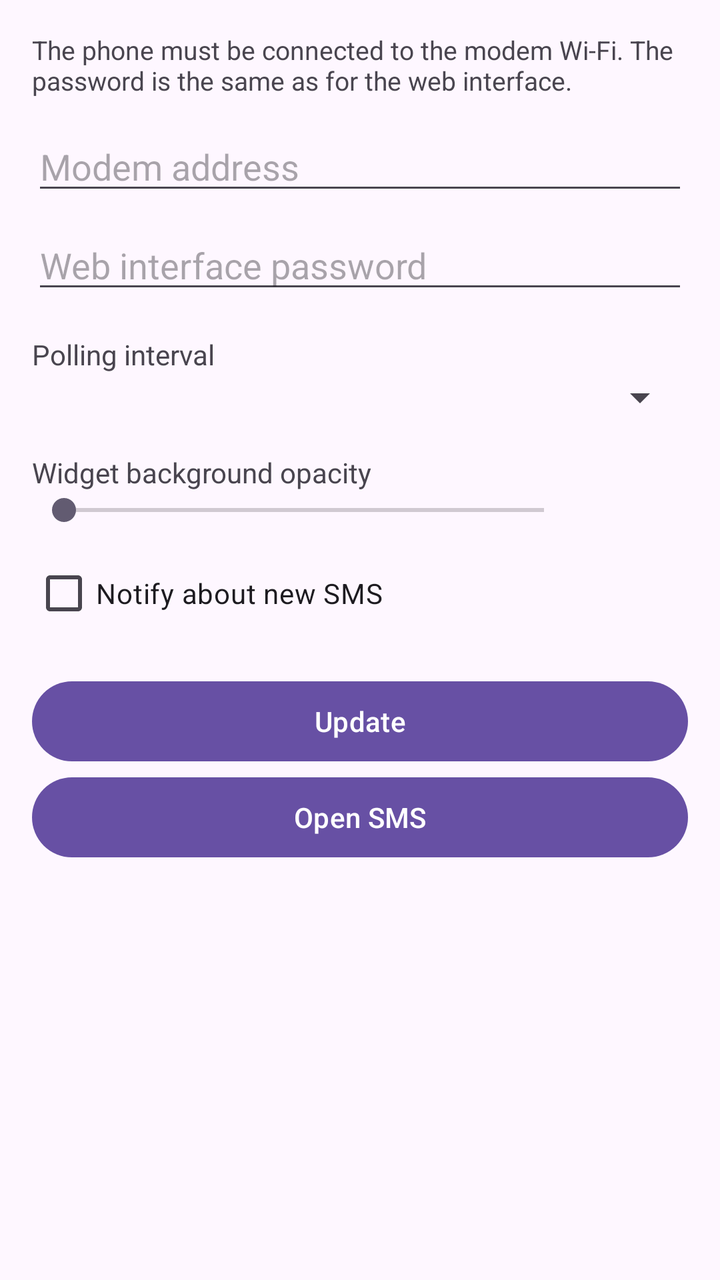
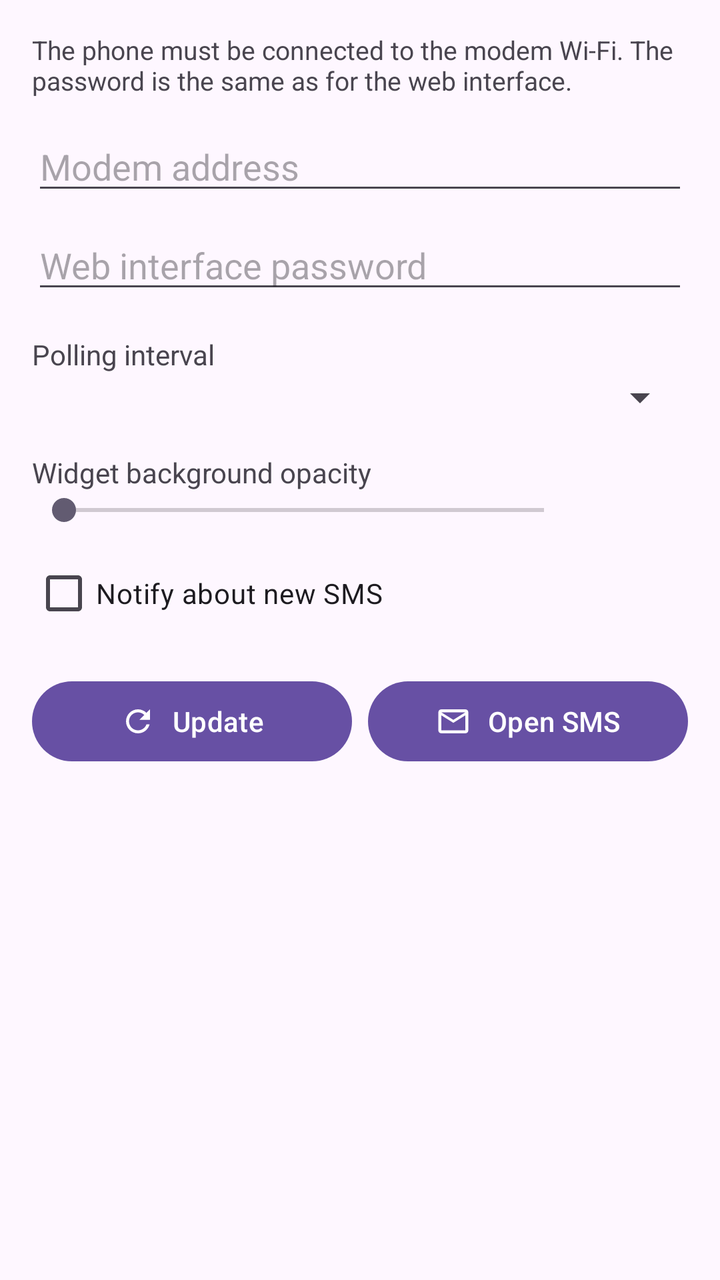

Before-and-after screenshots of an Android layout around one commit, followed by the original layout XML and the change that was made.
<!-- AndroidManifest.xml: application theme Theme.TendaMF6 -->
<!-- res/layout/activity_main.xml -->
<?xml version="1.0" encoding="utf-8"?>
<ScrollView xmlns:android="http://schemas.android.com/apk/res/android"
    android:layout_width="match_parent"
    android:layout_height="match_parent">

    <LinearLayout
        android:layout_width="match_parent"
        android:layout_height="wrap_content"
        android:orientation="vertical"
        android:padding="16dp">

        <TextView
            android:layout_width="match_parent"
            android:layout_height="wrap_content"
            android:text="@string/settings_hint"
            android:textSize="13sp" />

        <EditText
            android:id="@+id/host"
            android:layout_width="match_parent"
            android:layout_height="wrap_content"
            android:layout_marginTop="12dp"
            android:hint="@string/hint_host"
            android:importantForAutofill="no"
            android:inputType="text" />

        <EditText
            android:id="@+id/password"
            android:layout_width="match_parent"
            android:layout_height="wrap_content"
            android:layout_marginTop="8dp"
            android:hint="@string/hint_password"
            android:importantForAutofill="no"
            android:inputType="textPassword" />

        <TextView
            android:layout_width="match_parent"
            android:layout_height="wrap_content"
            android:layout_marginTop="16dp"
            android:text="@string/label_interval" />

        <Spinner
            android:id="@+id/interval"
            android:layout_width="match_parent"
            android:layout_height="wrap_content" />

        <TextView
            android:layout_width="match_parent"
            android:layout_height="wrap_content"
            android:layout_marginTop="16dp"
            android:text="@string/label_opacity" />

        <LinearLayout
            android:layout_width="match_parent"
            android:layout_height="wrap_content"
            android:gravity="center_vertical"
            android:orientation="horizontal">

            <SeekBar
                android:id="@+id/opacity"
                android:layout_width="0dp"
                android:layout_weight="1"
                android:layout_height="wrap_content"
                android:max="100" />

            <TextView
                android:id="@+id/opacityValue"
                android:layout_width="56dp"
                android:layout_height="wrap_content"
                android:gravity="end" />
        </LinearLayout>

        <CheckBox
            android:id="@+id/notify"
            android:layout_width="match_parent"
            android:layout_height="wrap_content"
            android:layout_marginTop="8dp"
            android:text="@string/label_notify" />

        
        <Button
            android:id="@+id/update"
            android:layout_width="match_parent"
            android:layout_height="wrap_content"
            android:layout_marginTop="16dp"
            android:text="@string/action_update" />

        <Button
            android:id="@+id/openSms"
            android:layout_width="match_parent"
            android:layout_height="wrap_content"
            android:text="@string/action_open_sms" />

        <TextView
            android:id="@+id/result"
            android:layout_width="match_parent"
            android:layout_height="wrap_content"
            android:layout_marginTop="16dp"
            android:fontFamily="monospace"
            android:textIsSelectable="true"
            android:textSize="13sp" />
    </LinearLayout>
</ScrollView>
<!-- resources referenced by this layout -->
<resources>
  <string name="action_open_sms">Open SMS</string>
  <string name="action_update">Update</string>
  <string name="hint_host">Modem address</string>
  <string name="hint_password">Web interface password</string>
  <string name="label_interval">Polling interval</string>
  <string name="label_notify">Notify about new SMS</string>
  <string name="label_opacity">Widget background opacity</string>
  <string name="settings_hint">The phone must be connected to the modem Wi-Fi. The password is the same as for the web interface.</string>
  <style name="Theme.TendaMF6" parent="Theme.Material3.DayNight" />
</resources>

<!-- the commit's change to res/layout/activity_main.xml (unified diff, before → after) -->
@@ -1,5 +1,6 @@
 <?xml version="1.0" encoding="utf-8"?>
 <ScrollView xmlns:android="http://schemas.android.com/apk/res/android"
+    xmlns:app="http://schemas.android.com/apk/res-auto"
     android:layout_width="match_parent"
     android:layout_height="match_parent">
 
@@ -78,18 +79,31 @@
             android:text="@string/label_notify" />
 
         
-        <Button
-            android:id="@+id/update"
+        <LinearLayout
             android:layout_width="match_parent"
             android:layout_height="wrap_content"
             android:layout_marginTop="16dp"
-            android:text="@string/action_update" />
+            android:orientation="horizontal">
 
-        <Button
-            android:id="@+id/openSms"
-            android:layout_width="match_parent"
-            android:layout_height="wrap_content"
-            android:text="@string/action_open_sms" />
+            <Button
+                android:id="@+id/update"
+                android:layout_width="0dp"
+                android:layout_weight="1"
+                android:layout_height="wrap_content"
+                android:text="@string/action_update"
+                app:icon="@drawable/ic_refresh"
+                app:iconGravity="textStart" />
+
+            <Button
+                android:id="@+id/openSms"
+                android:layout_width="0dp"
+                android:layout_weight="1"
+                android:layout_height="wrap_content"
+                android:layout_marginStart="8dp"
+                android:text="@string/action_open_sms"
+                app:icon="@drawable/ic_mail"
+                app:iconGravity="textStart" />
+        </LinearLayout>
 
         <TextView
             android:id="@+id/result"
<!-- resource entries referenced after the edit -->
@@ -1,5 +1,27 @@
 <!-- resources referenced by this layout -->
 <resources>
+  <!-- drawable ic_mail (drawable) -->
+  <?xml version="1.0" encoding="utf-8"?>
+  <vector xmlns:android="http://schemas.android.com/apk/res/android"
+      android:width="24dp"
+      android:height="24dp"
+      android:viewportWidth="24"
+      android:viewportHeight="24">
+      <path
+          android:fillColor="#FF000000"
+          android:pathData="M20,4H4C2.9,4 2.01,4.9 2.01,6L2,18c0,1.1 0.9,2 2,2h16c1.1,0 2,-0.9 2,-2V6c0,-1.1 -0.9,-2 -2,-2zM20,18H4V8l8,5 8,-5v10zM12,11L4,6h16l-8,5z" />
+  </vector>
+  <!-- drawable ic_refresh (drawable) -->
+  <?xml version="1.0" encoding="utf-8"?>
+  <vector xmlns:android="http://schemas.android.com/apk/res/android"
+      android:width="16dp"
+      android:height="16dp"
+      android:viewportWidth="24"
+      android:viewportHeight="24">
+      <path
+          android:fillColor="@color/widget_accent"
+          android:pathData="M17.65,6.35C16.2,4.9 14.21,4 12,4c-4.42,0 -7.99,3.58 -7.99,8s3.57,8 7.99,8c3.73,0 6.84,-2.55 7.73,-6h-2.08c-0.82,2.33 -3.04,4 -5.65,4 -3.31,0 -6,-2.69 -6,-6s2.69,-6 6,-6c1.66,0 3.14,0.69 4.22,1.78L13,11h7V4l-2.35,2.35z" />
+  </vector>
   <string name="action_open_sms">Open SMS</string>
   <string name="action_update">Update</string>
   <string name="hint_host">Modem address</string>
@@ -9,5 +31,6 @@
   <string name="label_opacity">Widget background opacity</string>
   <string name="settings_hint">The phone must be connected to the modem Wi-Fi. The password is the same as for the web interface.</string>
   <style name="Theme.TendaMF6" parent="Theme.Material3.DayNight" />
+  <color name="widget_accent">#FFFF801F</color>
 </resources>
 
